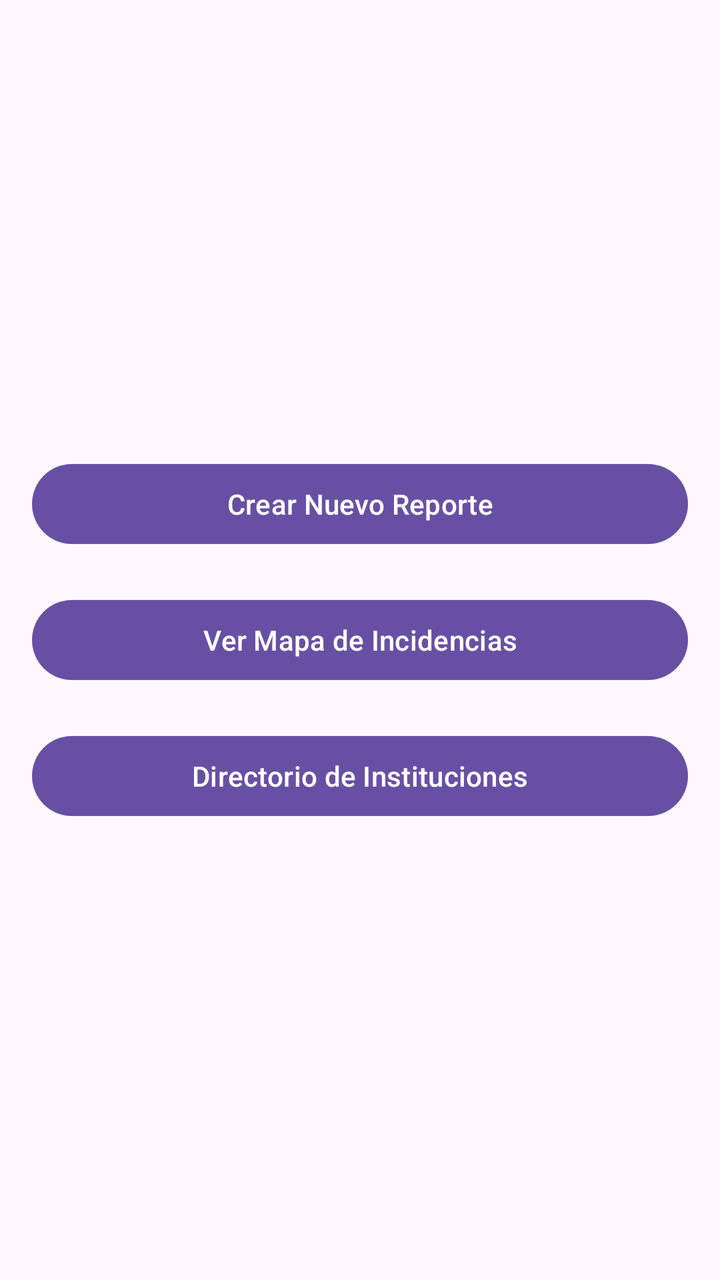
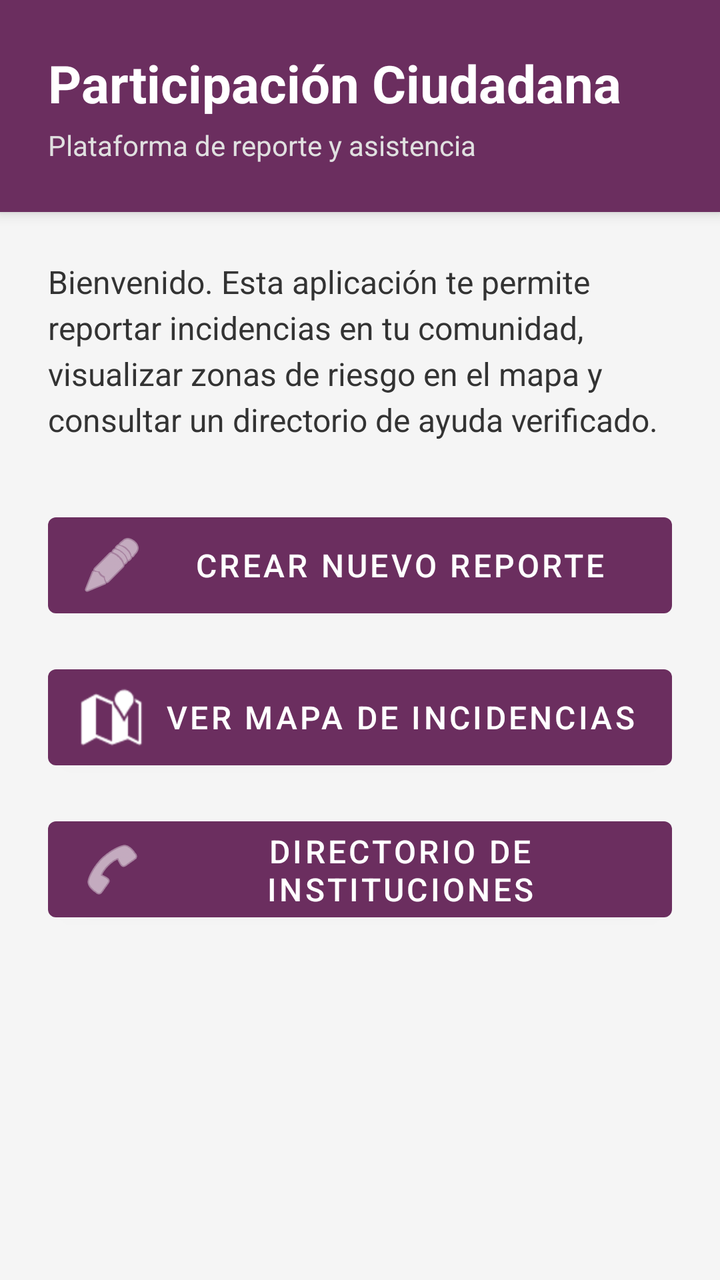

Compare the two renders of this Android layout. The source of the first and the diff that turns it into the second are given below.
<!-- AndroidManifest.xml: application theme Theme.ProyectoFinal -->
<!-- res/layout/activity_main.xml -->
<?xml version="1.0" encoding="utf-8"?>
<LinearLayout xmlns:android="http://schemas.android.com/apk/res/android"
    android:layout_width="match_parent"
    android:layout_height="match_parent"
    android:gravity="center"
    android:orientation="vertical"
    android:padding="16dp">

    <Button
        android:id="@+id/btnIrReporte"
        android:layout_width="match_parent"
        android:layout_height="wrap_content"
        android:text="Crear Nuevo Reporte" />

    <Button
        android:id="@+id/btnIrMapa"
        android:layout_width="match_parent"
        android:layout_height="wrap_content"
        android:layout_marginTop="20dp"
        android:text="Ver Mapa de Incidencias" />

    <Button
        android:id="@+id/btnIrDirectorio"
        android:layout_width="match_parent"
        android:layout_height="wrap_content"
        android:layout_marginTop="20dp"
        android:text="Directorio de Instituciones" />

</LinearLayout>
<!-- resources referenced by this layout -->
<resources>
  <style name="Theme.ProyectoFinal" parent="Base.Theme.ProyectoFinal" />
  <style name="Base.Theme.ProyectoFinal" parent="Theme.Material3.DayNight.NoActionBar">
          
          
      </style>
</resources>

<!-- the commit's change to res/layout/activity_main.xml (unified diff, before → after) -->
@@ -1,29 +1,81 @@
 <?xml version="1.0" encoding="utf-8"?>
 <LinearLayout xmlns:android="http://schemas.android.com/apk/res/android"
+    xmlns:app="http://schemas.android.com/apk/res-auto"
     android:layout_width="match_parent"
     android:layout_height="match_parent"
-    android:gravity="center"
     android:orientation="vertical"
-    android:padding="16dp">
+    android:background="@color/gris_fondo">
 
-    <Button
-        android:id="@+id/btnIrReporte"
+    <LinearLayout
         android:layout_width="match_parent"
         android:layout_height="wrap_content"
-        android:text="Crear Nuevo Reporte" />
+        android:background="@color/guinda_bg_header"
+        android:orientation="vertical"
+        android:padding="24dp"
+        android:elevation="4dp">
 
-    <Button
-        android:id="@+id/btnIrMapa"
+        <TextView
+            android:text="Participación Ciudadana"
+            android:textColor="@color/white"
+            android:textSize="26sp"
+            android:textStyle="bold"
+            android:layout_width="wrap_content"
+            android:layout_height="wrap_content"/>
+
+        <TextView
+            android:text="Plataforma de reporte y asistencia"
+            android:textColor="#E0E0E0"
+            android:textSize="14sp"
+            android:layout_width="wrap_content"
+            android:layout_height="wrap_content"
+            android:layout_marginTop="4dp"/>
+    </LinearLayout>
+
+    <ScrollView
         android:layout_width="match_parent"
-        android:layout_height="wrap_content"
-        android:layout_marginTop="20dp"
-        android:text="Ver Mapa de Incidencias" />
+        android:layout_height="match_parent">
 
-    <Button
-        android:id="@+id/btnIrDirectorio"
-        android:layout_width="match_parent"
-        android:layout_height="wrap_content"
-        android:layout_marginTop="20dp"
-        android:text="Directorio de Instituciones" />
+        <LinearLayout
+            android:layout_width="match_parent"
+            android:layout_height="wrap_content"
+            android:orientation="vertical"
+            android:padding="24dp">
 
+            <TextView
+                android:text="Bienvenido. Esta aplicación te permite reportar incidencias en tu comunidad, visualizar zonas de riesgo en el mapa y consultar un directorio de ayuda verificado."
+                android:textSize="16sp"
+                android:textColor="#333333"
+                android:lineSpacingExtra="4dp"
+                android:layout_marginBottom="32dp"
+                android:layout_width="match_parent"
+                android:layout_height="wrap_content"/>
+
+            <Button
+                android:id="@+id/btnIrReporte"
+                android:layout_width="match_parent"
+                android:layout_height="60dp"
+                android:text="Crear Nuevo Reporte"
+                android:textSize="16sp"
+                android:layout_marginBottom="16dp"
+                app:icon="@android:drawable/ic_menu_edit"/>
+
+            <Button
+                android:id="@+id/btnIrMapa"
+                android:layout_width="match_parent"
+                android:layout_height="60dp"
+                android:text="Ver Mapa de Incidencias"
+                android:textSize="16sp"
+                android:layout_marginBottom="16dp"
+                app:icon="@android:drawable/ic_dialog_map"/>
+
+            <Button
+                android:id="@+id/btnIrDirectorio"
+                android:layout_width="match_parent"
+                android:layout_height="60dp"
+                android:text="Directorio de Instituciones"
+                android:textSize="16sp"
+                app:icon="@android:drawable/ic_menu_call"/>
+
+        </LinearLayout>
+    </ScrollView>
 </LinearLayout>
<!-- resource entries referenced after the edit -->
@@ -1,9 +1,20 @@
 <!-- resources referenced by this layout -->
 <resources>
-  <style name="Theme.ProyectoFinal" parent="Base.Theme.ProyectoFinal" />
-  <style name="Base.Theme.ProyectoFinal" parent="Theme.Material3.DayNight.NoActionBar">
-          
-          
+  <color name="gris_fondo">#F5F5F5</color>
+  <color name="guinda_bg_header">#6B2E5F</color>
+  <color name="white">#FFFFFFFF</color>
+  <style name="Theme.ProyectoFinal" parent="Theme.MaterialComponents.DayNight.NoActionBar">
+          <item name="colorPrimary">@color/guinda_ipn</item>
+          <item name="colorPrimaryVariant">@color/guinda_ipn_dark</item>
+          <item name="colorOnPrimary">@color/white</item>
+  
+          <item name="colorSecondary">@color/azul_escom</item>
+          <item name="colorOnSecondary">@color/white</item>
+  
+          <item name="android:statusBarColor">?attr/colorPrimaryVariant</item>
       </style>
+  <color name="guinda_ipn">#6B2E5F</color>
+  <color name="guinda_ipn_dark">#4A1F41</color>
+  <color name="azul_escom">#003D6D</color>
 </resources>
 
